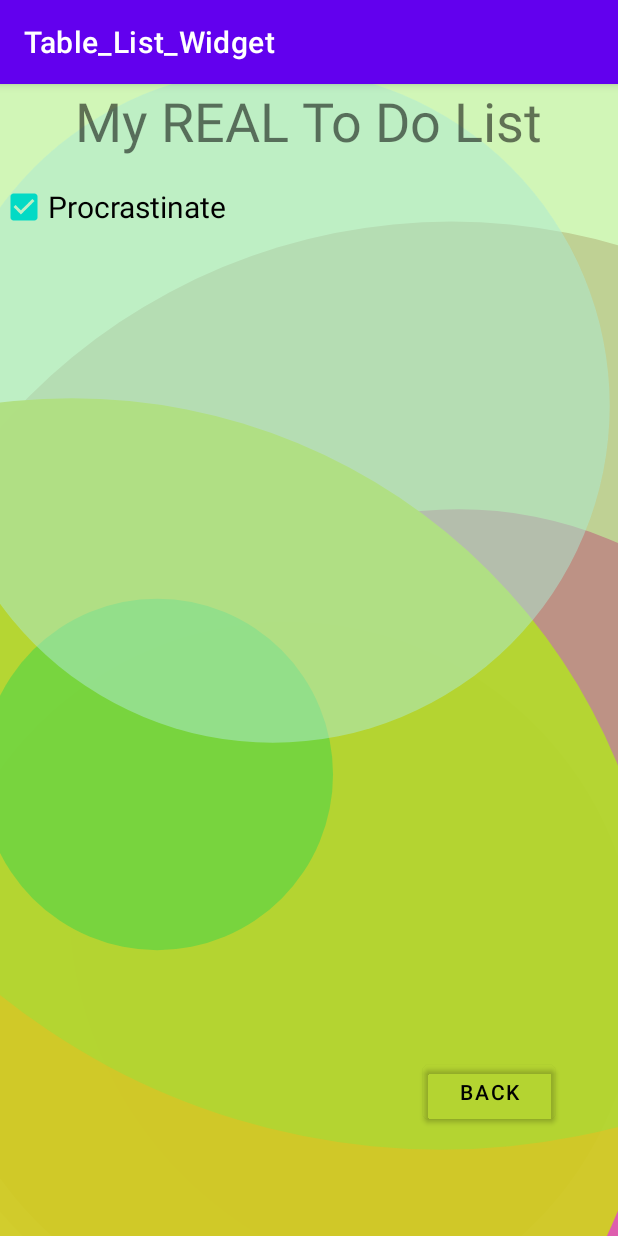
After one commit to dlam15/CS441_program4, an Android app: the MainActivity3 screen opened directly, with no data from a screen before it, on a phone screen of 412 x 824 dp. The commit adds this screen. Run offline under Robolectric (Android 15) with nearby library versions, the phone set to English and light mode, and no system bars.

Commit message:
added another screen with animated background

```diff
--- a/app/build.gradle
+++ b/app/build.gradle
@@ -14,6 +14,7 @@ android {
         versionName "1.0"
 
         testInstrumentationRunner "androidx.test.runner.AndroidJUnitRunner"
+        vectorDrawables.useSupportLibrary = true
     }
 
     buildTypes {
--- a/app/src/main/AndroidManifest.xml
+++ b/app/src/main/AndroidManifest.xml
@@ -9,8 +9,10 @@
         android:roundIcon="@mipmap/ic_launcher_round"
         android:supportsRtl="true"
         android:theme="@style/Theme.Table_List_Widget">
-        <activity android:name=".AddList"
-            android:theme="@style/Theme.Table_List_Widget.PopupTheme"></activity>
+        <activity android:name=".MainActivity3"></activity>
+        <activity
+            android:name=".AddList"
+            android:theme="@style/Theme.Table_List_Widget.PopupTheme" />
         <activity android:name=".MainActivity2" />
         <activity android:name=".MainActivity">
             <intent-filter>
--- /dev/null
+++ b/app/src/main/java/com/example/table_list_widget/BkgAnimation.java
@@ -0,0 +1,108 @@
+package com.example.table_list_widget;
+
+import android.animation.TimeAnimator;
+import android.content.Context;
+import android.graphics.Canvas;
+import android.graphics.Paint;
+import android.os.Build;
+import android.util.AttributeSet;
+import android.view.View;
+
+import androidx.annotation.RequiresApi;
+
+import java.util.Random;
+
+public class BkgAnimation extends View {
+
+    private static class Circle{
+        private float x;
+        private float y;
+        private float radius;
+        private Paint paint;
+    }
+
+    private final Circle[] circles = new Circle[7];
+    private final Random random = new Random();
+
+    private TimeAnimator timeAnimator;
+
+    public BkgAnimation(Context context) {
+        super(context);
+    }
+
+    public BkgAnimation(Context context, AttributeSet attrs){
+        super(context,attrs);
+    }
+
+    public BkgAnimation(Context context,AttributeSet attrs,int defStyle){
+        super(context,attrs,defStyle);
+    }
+
+    @Override
+    protected void onSizeChanged(int width, int height, int oldw, int oldh){
+        super.onSizeChanged(width,height,oldw,oldh);
+
+        for (int i=0; i<circles.length; i++){
+            final Circle circle = new Circle();
+            initializeCircle(circle,width,height);
+            circles[i] = circle;
+        }
+    }
+
+    @Override
+    protected void onAttachedToWindow(){
+        super.onAttachedToWindow();
+        timeAnimator = new TimeAnimator();
+        timeAnimator.setTimeListener(new TimeAnimator.TimeListener() {
+            @RequiresApi(api = Build.VERSION_CODES.KITKAT)
+            @Override
+            public void onTimeUpdate(TimeAnimator animation, long totalTime, long deltaTime) {
+                if(!isLaidOut()){
+                    return;
+                }
+                update(deltaTime);
+                invalidate();
+            }
+        });
+        timeAnimator.start();
+    }
+
+    @Override
+    protected void onDetachedFromWindow(){
+        super.onDetachedFromWindow();
+        timeAnimator.cancel();
+        timeAnimator.setTimeListener(null);
+        timeAnimator.removeAllListeners();
+        timeAnimator = null;
+    }
+
+    @Override
+    protected void onDraw(Canvas canvas){
+        for(final Circle circle: circles){
+            canvas.drawCircle(circle.x,circle.y,circle.radius,circle.paint);
+        }
+    }
+
+
+    private void update(float deltaMs){
+        final float deltaSeconds = deltaMs / 1000f;
+        final int width = getWidth();
+        final int height = getHeight();
+
+        for(final Circle circle: circles){
+            circle.radius -= 100* deltaSeconds;
+            if (circle.radius < 1){
+                initializeCircle(circle,width,height);
+            }
+        }
+    }
+
+    private void initializeCircle(Circle circle, int width, int height){
+        circle.x = width * random.nextFloat();
+        circle.y = height * random.nextFloat();
+        circle.radius = height * random.nextFloat();
+        circle.paint = new Paint();
+        circle.paint.setARGB(random.nextInt(255),random.nextInt(255),random.nextInt(255),random.nextInt(255));
+    }
+
+}
--- /dev/null
+++ b/app/src/main/java/com/example/table_list_widget/MainActivity3.java
@@ -0,0 +1,31 @@
+package com.example.table_list_widget;
+
+import androidx.appcompat.app.AppCompatActivity;
+
+import android.content.Intent;
+import android.os.Bundle;
+import android.view.View;
+import android.widget.Button;
+
+public class MainActivity3 extends AppCompatActivity {
+
+    private BkgAnimation bkgAnimation;
+
+    @Override
+    protected void onCreate(Bundle savedInstanceState) {
+        super.onCreate(savedInstanceState);
+        setContentView(R.layout.activity_main3);
+
+        //getWindow().getDecorView().setSystemUiVisibility(View.SYSTEM_UI_FLAG_FULLSCREEN | View.SYSTEM_UI_FLAG_LAYOUT_STABLE);
+
+        bkgAnimation = (BkgAnimation) findViewById(R.id.bkgAnimation);
+        Button back = (Button) findViewById(R.id.button7);
+        back.setOnClickListener(new View.OnClickListener() {
+            @Override
+            public void onClick(View view) {
+                Intent intent = new Intent(MainActivity3.this, MainActivity.class);
+                startActivity(intent);
+            }
+        });
+    }
+}
--- /dev/null
+++ b/app/src/main/res/layout/activity_main3.xml
@@ -0,0 +1,64 @@
+<?xml version="1.0" encoding="utf-8"?>
+<androidx.constraintlayout.widget.ConstraintLayout xmlns:android="http://schemas.android.com/apk/res/android"
+    xmlns:app="http://schemas.android.com/apk/res-auto"
+    xmlns:tools="http://schemas.android.com/tools"
+    android:layout_width="match_parent"
+    android:layout_height="match_parent"
+    tools:context=".MainActivity3">
+
+    <LinearLayout
+        android:id="@+id/linearLayout2"
+        android:layout_width="match_parent"
+        android:layout_height="match_parent"
+        android:orientation="vertical"
+        app:layout_constraintBottom_toBottomOf="parent"
+        app:layout_constraintEnd_toEndOf="parent"
+        app:layout_constraintHorizontal_bias="0.0"
+        app:layout_constraintStart_toStartOf="parent"
+        app:layout_constraintTop_toTopOf="parent">
+
+        <com.example.table_list_widget.BkgAnimation
+            android:id="@+id/bkgAnimation"
+            android:layout_width="match_parent"
+            android:layout_height="match_parent" />
+
+    </LinearLayout>
+
+    <CheckBox
+        android:id="@+id/checkBox2"
+        android:layout_width="match_parent"
+        android:layout_height="wrap_content"
+        android:layout_marginTop="10dp"
+        android:checked="true"
+        android:clickable="false"
+        android:text="Procrastinate"
+        android:textSize="20sp"
+        app:layout_constraintEnd_toEndOf="parent"
+        app:layout_constraintStart_toStartOf="parent"
+        app:layout_constraintTop_toBottomOf="@+id/textView2" />
+
+    <TextView
+        android:id="@+id/textView2"
+        android:layout_width="wrap_content"
+        android:layout_height="48dp"
+        android:text="My REAL To Do List"
+        android:textSize="36sp"
+        app:layout_constraintEnd_toEndOf="parent"
+        app:layout_constraintStart_toStartOf="parent"
+        app:layout_constraintTop_toTopOf="parent" />
+
+    <Button
+        android:id="@+id/button7"
+        android:layout_width="wrap_content"
+        android:layout_height="wrap_content"
+        android:text="Back"
+        android:textColor="#000000"
+        app:backgroundTint="#00FFFFFF"
+        app:layout_constraintBottom_toBottomOf="@+id/linearLayout2"
+        app:layout_constraintEnd_toEndOf="@+id/linearLayout2"
+        app:layout_constraintHorizontal_bias="0.87"
+        app:layout_constraintStart_toStartOf="parent"
+        app:layout_constraintTop_toTopOf="parent"
+        app:layout_constraintVertical_bias="0.9" />
+
+</androidx.constraintlayout.widget.ConstraintLayout>
```
Also changed, not shown: app/src/main/java/com/example/table_list_widget/MainActivity.java (+9 -0 lines), app/src/main/java/com/example/table_list_widget/MainActivity2.java (+10 -0 lines), app/src/main/res/drawable/ic_baseline_arrow_back_ios_new_24.xml (added, +10 -0 lines), app/src/main/res/layout/activity_main.xml (+13 -1 lines), app/src/main/res/layout/activity_main2.xml (+12 -0 lines).
